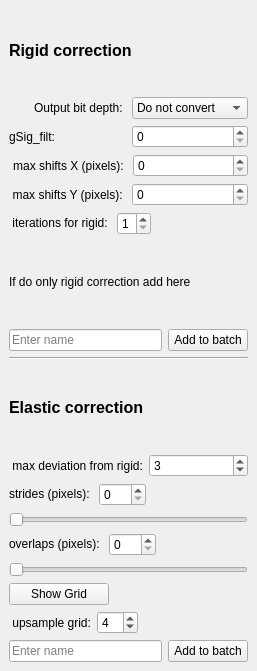
Before: the Qt Designer form mesmerize/viewer/modules/ui_files/caiman_motion_correction.ui in kushalkolar/MESmerize, drawn with Qt 5.
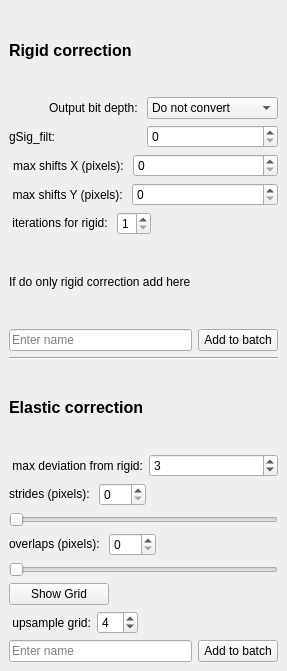
After: the same form once the commit is applied.

```diff
--- a/mesmerize/viewer/modules/ui_files/caiman_motion_correction.ui
+++ b/mesmerize/viewer/modules/ui_files/caiman_motion_correction.ui
@@ -6,7 +6,7 @@
    <rect>
     <x>0</x>
     <y>0</y>
-    <width>257</width>
+    <width>287</width>
     <height>671</height>
    </rect>
   </property>
```
Left out of the diff: 3 changed lines with no effect on the pictures.
